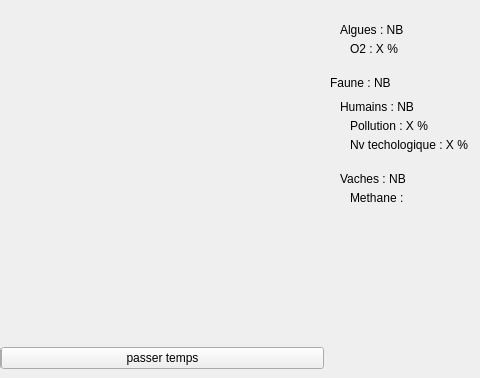
First picture: the form in projet_graphique/projet_bis/fenetre2.ui, repository Fredecontre/ProjetCpp, before the edit; both pictures show x 478 to 958 and y 103 to 481 of the 958 by 481 pixel window.
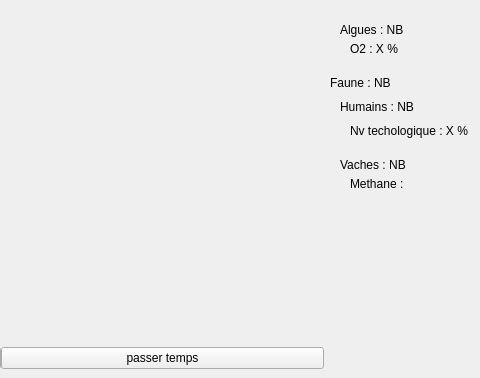
Second picture: the form after the edit.

Diff of the .ui file:
```diff
--- a/projet_graphique/projet_bis/fenetre2.ui
+++ b/projet_graphique/projet_bis/fenetre2.ui
@@ -617,25 +617,6 @@
         </property>
        </spacer>
       </item>
-      <item>
-       <widget class="QLabel" name="P3_Humain_pollution">
-        <property name="sizePolicy">
-         <sizepolicy hsizetype="Fixed" vsizetype="Fixed">
-          <horstretch>0</horstretch>
-          <verstretch>0</verstretch>
-         </sizepolicy>
-        </property>
-        <property name="text">
-         <string>Pollution : X %</string>
-        </property>
-        <property name="alignment">
-         <set>Qt::AlignLeading|Qt::AlignLeft|Qt::AlignVCenter</set>
-        </property>
-        <property name="indent">
-         <number>20</number>
-        </property>
-       </widget>
-      </item>
       <item>
        <spacer name="verticalSpacer_18">
         <property name="orientation">
```
